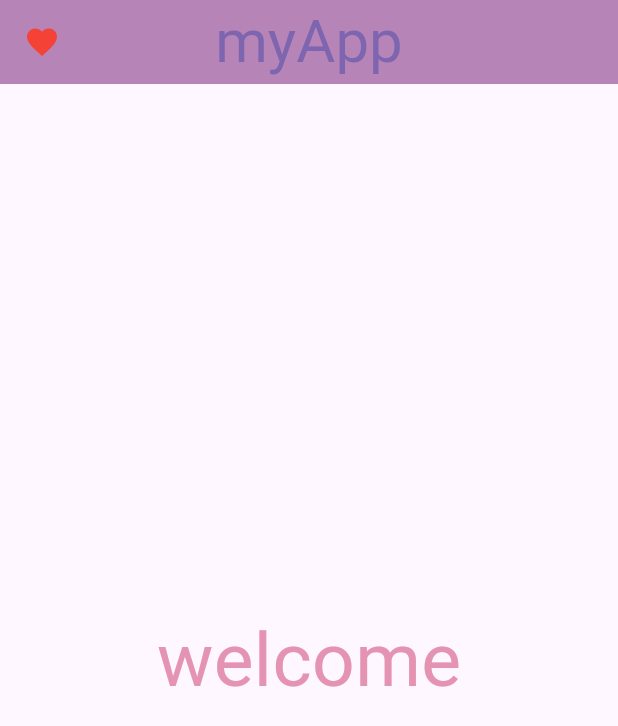
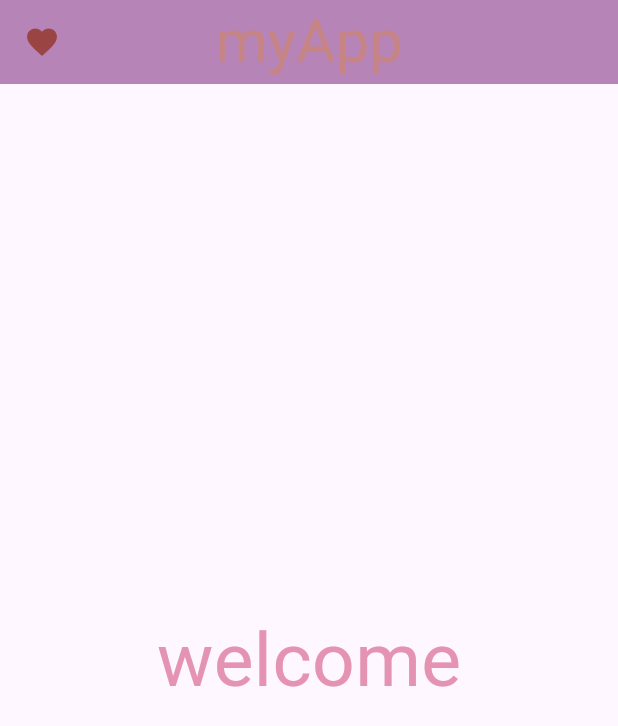
Before and after one commit to SamarElzubier/fristProject, a Flutter app: the screen it shows after launch, on a phone screen of 412 x 824 dp. Shown: the top 726 px of the screen. Run offline on Flutter 3.47's test engine with Material 3 defaults, Android fonts, the phone set to English and light mode, and no system bars.

Commit message:
first commit

```diff
--- a/sampleproject/lib/main.dart
+++ b/sampleproject/lib/main.dart
@@ -16,12 +16,12 @@ class MyApp extends StatelessWidget {
       home: Scaffold(
         appBar: AppBar(
           title: Text('myApp',
-          style: TextStyle(fontSize: 40,color: Color.fromARGB(255, 126, 101, 175) ),
+          style: TextStyle(fontSize: 40,color: Color(0xffC68484) ),
 
          ),
          centerTitle: true,
          backgroundColor: Color(0xffB784B7),
-         leading: Icon(Icons.favorite, color: Colors.red,),
+         leading: Icon(Icons.favorite, color: Color(0xff9B4444)),
         ),
         body: Center(child: Text('welcome',
         style: TextStyle(fontSize: 50,color: Color(0xffE493B3)),)),
```
Also changed, not shown: 4 other files.
